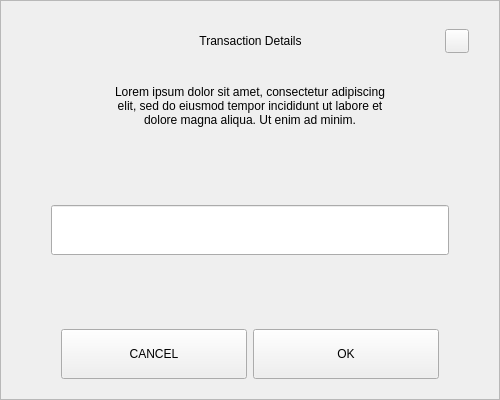
Above: src/qt/aezora/forms/sendchangeaddressdialog.ui from decenomy/AZR before the change. Below: the same form after it.
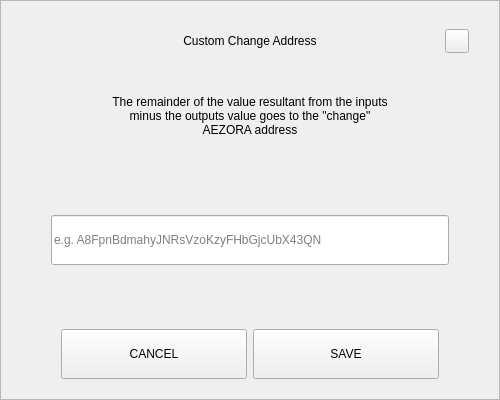
That is the form after the change.

```diff
--- a/src/qt/aezora/forms/sendchangeaddressdialog.ui
+++ b/src/qt/aezora/forms/sendchangeaddressdialog.ui
@@ -92,7 +92,7 @@
            <string notr="true">padding-left:24px;</string>
           </property>
           <property name="text">
-           <string>Transaction Details</string>
+           <string>Custom Change Address</string>
           </property>
           <property name="alignment">
            <set>Qt::AlignCenter</set>
@@ -160,11 +160,11 @@
         <property name="minimumSize">
          <size>
           <width>0</width>
-          <height>50</height>
+          <height>70</height>
          </size>
         </property>
         <property name="text">
-         <string>Lorem ipsum dolor sit amet, consectetur adipiscing elit, sed do eiusmod tempor incididunt ut labore et dolore magna aliqua. Ut enim ad minim.</string>
+         <string>The remainder of the value resultant from the inputs minus the outputs value goes to the &quot;change&quot; AEZORA address</string>
         </property>
         <property name="alignment">
          <set>Qt::AlignCenter</set>
@@ -206,6 +206,9 @@
             <height>50</height>
            </size>
           </property>
+          <property name="placeholderText">
+           <string notr="true">e.g. A8FpnBdmahyJNRsVzoKzyFHbGjcUbX43QN</string>
+          </property>
          </widget>
         </item>
        </layout>
@@ -262,7 +265,7 @@
            <enum>Qt::NoFocus</enum>
           </property>
           <property name="text">
-           <string>OK</string>
+           <string>SAVE</string>
           </property>
          </widget>
         </item>
```
